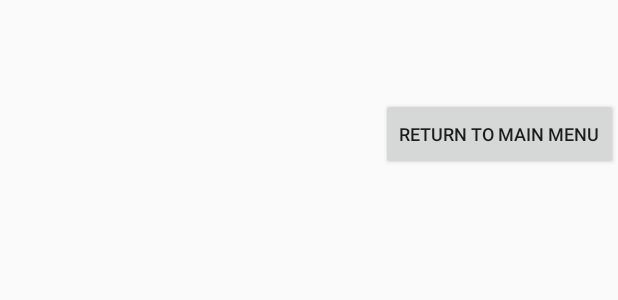
After one commit to alex462/TriviaApp, an Android app: the layout score_alert_dialog.xml on its own in the app's theme, with its tools: preview values and no code run, on a phone screen of 412 x 824 dp. The commit adds this screen. Shown: the top 300 px of the screen. Run offline under Robolectric (Android 15) with nearby library versions, the phone set to English and light mode, and no system bars.

Commit message:
Need to fix formatting in alert dialog and add button. Everything else runs.

```diff
--- a/app/src/main/java/com/example/alexandrareinhart/triviaapp/QuizFragment.java
+++ b/app/src/main/java/com/example/alexandrareinhart/triviaapp/QuizFragment.java
@@ -46,7 +46,7 @@ public class QuizFragment extends Fragment{
 
     public interface QuizCallback{
 
-        void quizFinished(int scoreCorrect);
+        void quizFinished(int correct, int scoreCorrect);
     }
 
 
@@ -152,6 +152,7 @@ public class QuizFragment extends Fragment{
         else{
 //            String tempAnswer = question.getCorrectAnswer().toString();
             quizQuestion.setText(R.string.wrongwrong);
+            //TODO fix this
         }
         questionIndex++;
     }
@@ -162,7 +163,8 @@ public class QuizFragment extends Fragment{
             populateQuizContent();
         }
         else{
-            quizCallback.quizFinished(scoreCorrect);
+            quizCallback.quizFinished(scoreCorrect, questionIndex);
+
         }
     }
 
--- /dev/null
+++ b/app/src/main/res/layout/score_alert_dialog.xml
@@ -0,0 +1,27 @@
+<LinearLayout android:layout_width="match_parent"
+    android:layout_height="wrap_content"
+    android:orientation="vertical"
+    xmlns:android="http://schemas.android.com/apk/res/android">
+
+
+    <TextView
+        android:id="@+id/alertDialogTitle"
+        android:layout_width="match_parent"
+        android:layout_height="wrap_content"
+        android:textSize="24sp" />
+
+    <TextView
+        android:id="@+id/alertDialogMessage"
+        android:layout_width="match_parent"
+        android:layout_height="wrap_content"
+        android:textSize="24sp" />
+
+    <Button
+        android:id="@+id/alertDialogButton"
+        android:layout_width="wrap_content"
+        android:layout_height="wrap_content"
+        android:layout_gravity="end|bottom"
+        android:text="@string/main_menu"
+        android:textSize="12sp" />
+
+</LinearLayout>
--- a/app/src/main/res/values/strings.xml
+++ b/app/src/main/res/values/strings.xml
@@ -17,5 +17,6 @@
     <string name="correct">Correct!</string>
     <string name="dialog_message">You have reached the end of this quiz. Your final score is $1%d out of $2%d.</string>
     <string name="dialog_title">CONGRATULATIONS!</string>
-    <!--<string name="wrongwrong">NOPE! YOU\'RE DUMB!</string>-->
+    <string name="main_menu">Return to main menu</string>
+    <string name="wrongwrong">NOPE! YOU\'RE DUMB!</string>
 </resources>
```
Also changed, not shown: app/src/main/java/com/example/alexandrareinhart/triviaapp/MainActivity.java (+19 -3 lines), app/src/main/java/com/example/alexandrareinhart/triviaapp/ScoreDialogFragment.java (+37 -36 lines).
